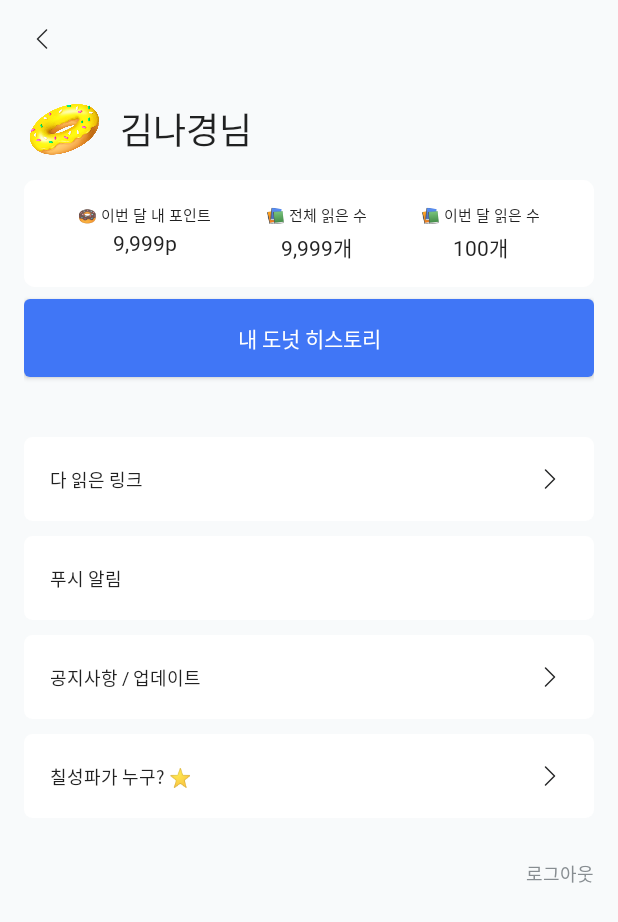
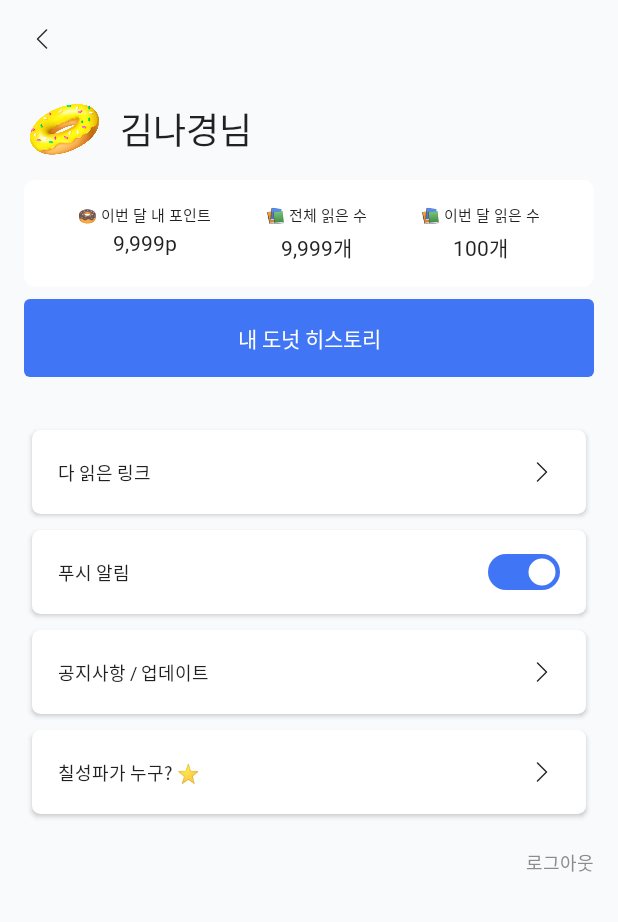
Before and after one commit to depromeet/LinkZupZup-AOS, an Android app built with Jetpack Compose: the screen it shows after launch (MyPageActivity), on a phone screen of 412 x 824 dp. Shown: the top 922 px of the screen. Run offline under Robolectric (Android 15) with nearby library versions, the phone set to English and light mode, and no system bars; our stand-ins replace RxJava, accompanist; libraries missing offline, so code that uses them is left out: com.jakewharton.retrofit2; Roboto replaces fonts that are not available here; 1 statement that could not run was skipped.

Commit message:
Mypage UI 작업중 (3) #11
토글버튼 추가
메뉴카드 elevation 추가

```diff
--- a/app/src/main/java/com/depromeet/linkzupzup/view/mypage/ui/MyPageUI.kt
+++ b/app/src/main/java/com/depromeet/linkzupzup/view/mypage/ui/MyPageUI.kt
@@ -22,6 +22,7 @@ import androidx.compose.ui.text.font.Font
 import androidx.compose.ui.text.font.FontFamily
 import androidx.compose.ui.text.font.FontWeight
 import androidx.compose.ui.text.style.TextAlign
+import androidx.compose.ui.tooling.preview.Preview
 import androidx.compose.ui.unit.dp
 import androidx.compose.ui.unit.sp
 import com.depromeet.linkzupzup.R
@@ -31,6 +32,9 @@ import com.depromeet.linkzupzup.extensions.noRippleClickable
 import com.depromeet.linkzupzup.presenter.MyPageViewModel
 import com.depromeet.linkzupzup.presenter.model.MyPageData
 import com.depromeet.linkzupzup.ui.theme.*
+import com.depromeet.linkzupzup.utils.DLog
+import com.depromeet.linkzupzup.view.custom.CustomSwitchCompat
+import com.depromeet.linkzupzup.view.custom.CustomToogle
 import com.depromeet.linkzupzup.view.mydonut.MyDonutActivity
 import java.text.DecimalFormat
 
@@ -63,7 +67,7 @@ fun MyPageBodyUI(myPageContentList: ArrayList<MyPageData<*>>, viewModel: MyPageV
         backgroundColor = Color.Transparent,
         modifier = Modifier
             .fillMaxSize()
-            .padding(start = 16.dp,end = 16.dp, bottom = 16.dp)) {
+            .padding(start = 16.dp, end = 16.dp, bottom = 16.dp)) {
 
         Column(
             modifier = Modifier
@@ -183,6 +187,7 @@ fun MyPageProfile(myPageContentList: ArrayList<MyPageData<*>>, userName : String
     Spacer(modifier = Modifier.height(8.dp))
 
     Button(shape = RoundedCornerShape(4.dp),
+        elevation = ButtonDefaults.elevation(0.dp),
         colors = ButtonDefaults.outlinedButtonColors(backgroundColor = Blue50, contentColor = Color.White),
         modifier = Modifier
             .fillMaxWidth()
@@ -233,11 +238,10 @@ fun MyPageProfileCard(title: String, num : Int, unit : String){
 
 @Composable
 fun MyPageMenu(){
-
-    LazyColumn(verticalArrangement = Arrangement.spacedBy(10.dp),
+    Spacer(modifier = Modifier.height(30.dp))
+    LazyColumn(
         modifier = Modifier
-        .fillMaxWidth()
-        .padding(top = 40.dp)) {
+            .fillMaxWidth()) {
 
         items(MyPageData.MENU_DATA){ menu->
             MyPageMenuCard(menu.first, menu.second)
@@ -245,8 +249,10 @@ fun MyPageMenu(){
     }
 
 
-    Row(modifier = Modifier.fillMaxWidth().padding(top = 28.dp),
-    horizontalArrangement = Arrangement.End){
+    Row(horizontalArrangement = Arrangement.End,
+        modifier = Modifier
+        .fillMaxWidth()
+        .padding(top = 18.dp)){
         Text(
             text = "로그아웃",
             style = TextStyle(fontSize = 12.sp,
@@ -261,15 +267,21 @@ fun MyPageMenu(){
 @Composable
 fun MyPageMenuCard(menuName : String, menuType : Int){
     val ctx = LocalContext.current
+
+    // elevation 으로 인한 그림자도 보이게 하고, 카드끼리 10dp 간격 생성.
+    Row(modifier = Modifier.padding(5.dp)){
         Card(
-        elevation = 0.dp,
+            elevation = 2.dp,
             backgroundColor = Gray0t,
             shape = RoundedCornerShape(10),
             modifier = Modifier
                 .fillMaxWidth()
                 .height(56.dp)
                 .noRippleClickable {
-                Toast.makeText(ctx,"페이지 이동",Toast.LENGTH_SHORT).show() }){
+                    Toast
+                        .makeText(ctx, "페이지 이동", Toast.LENGTH_SHORT)
+                        .show()
+                }){
 
             Row(
                 verticalAlignment = Alignment.CenterVertically,
@@ -286,12 +298,12 @@ fun MyPageMenuCard(menuName : String, menuType : Int){
                             weight = FontWeight.W300))))
 
                 when(menuType){
-                MyPageData.MENU_DETAIL ->
-                    DetailBtn(painter = painterResource(id = R.drawable.ic_next))
+                    MyPageData.MENU_DETAIL -> DetailBtn(painter = painterResource(id = R.drawable.ic_next))
                     MyPageData.MENU_TOGGLE -> ToggleBtn()
                 }
             }
 
+        }
     }
 }
 
@@ -316,7 +328,20 @@ fun DetailBtn(painter: Painter){
     }
 }
 
+@Preview
 @Composable
-fun ToggleBtn(){
+fun ToggleBtn() {
+    CustomSwitchCompat(instanceCallback = { it.isChecked = true })
+}
+
+@Preview
+@Composable
+fun PreviewMenu(){
+    Row(modifier = Modifier
+        .fillMaxWidth()
+        .background(Color.White)
+        .padding(20.dp)){
+        MyPageMenuCard("다 읽은 링크", MyPageData.MENU_DETAIL)
+    }
 
 }
```
Lines whose indentation alone changed are shown as unchanged.
